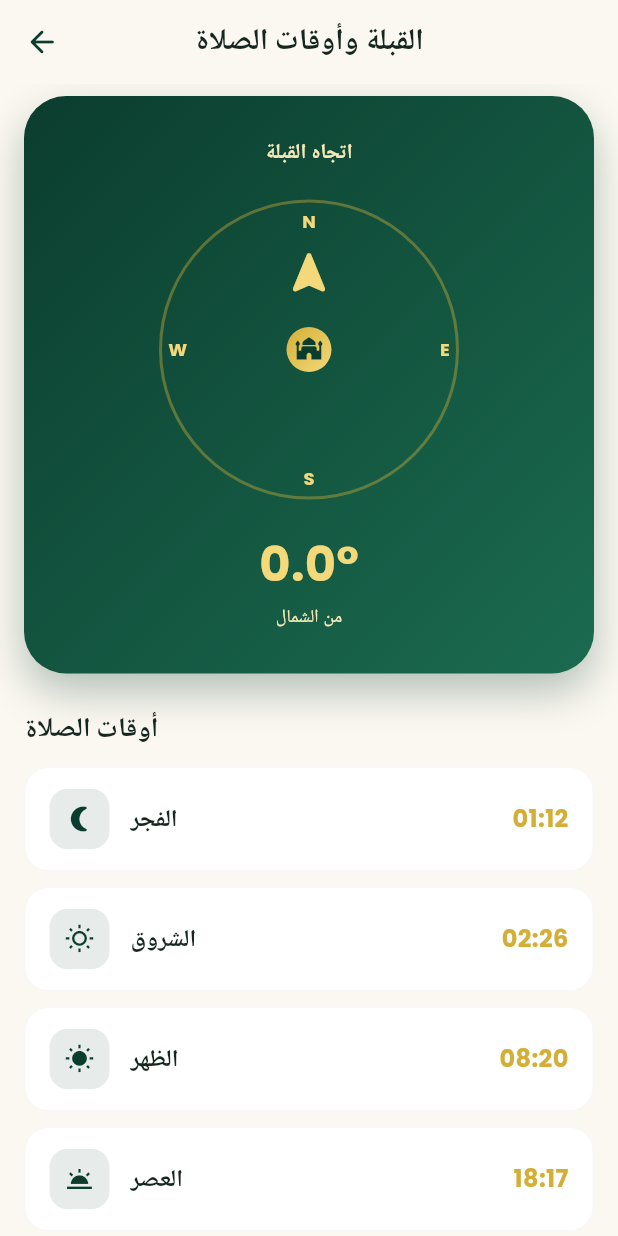
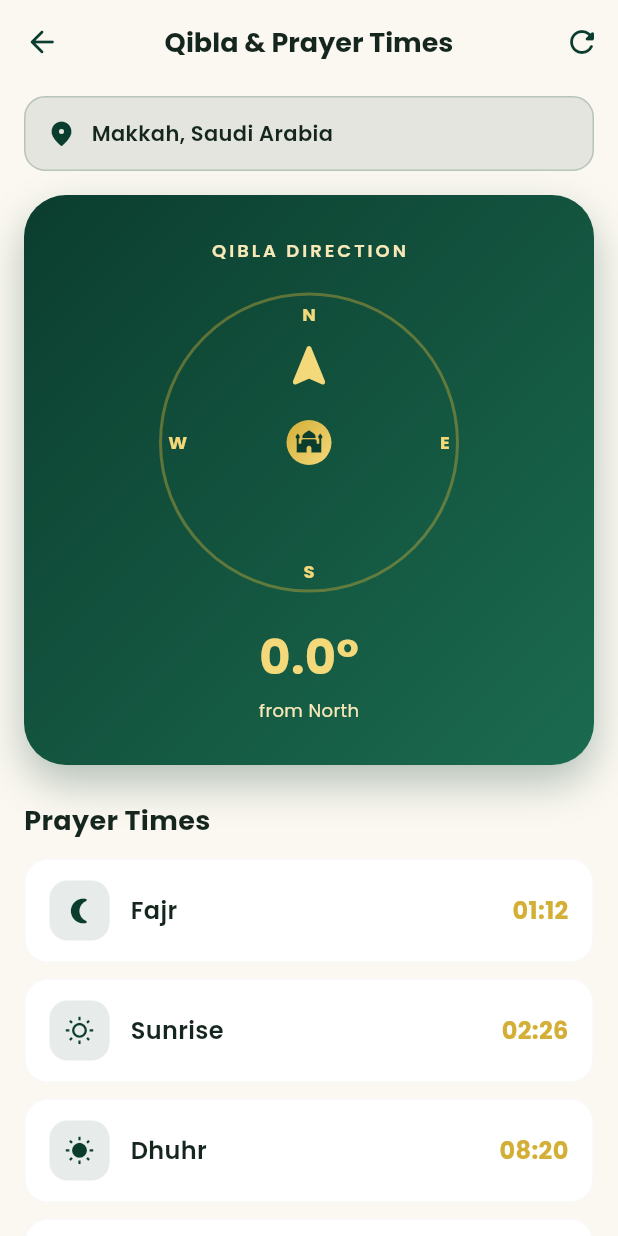
Before and after one commit to hhhhhh48/noor_quran, a Flutter app: the screen it shows after launch, after a tap on "تخطي / Skip", after a tap on "القبلة", on a phone screen of 412 x 824 dp. Run offline on Flutter 3.47's test engine with Material 3 defaults, Android fonts, the phone set to English and light mode, and no system bars; our stand-ins replace just_audio, share_plus, shared_preferences; network calls fail; statements that could not run were skipped.

Commit message:
Feature: Auto-detect location via IP, English Qibla screen

```diff
--- /dev/null
+++ b/lib/core/services/location_service.dart
@@ -0,0 +1,43 @@
+import 'dart:convert';
+import 'dart:io';
+
+class LocationService {
+  static double? _lat;
+  static double? _lng;
+  static String? _country;
+  static String? _city;
+  static bool _detecting = false;
+
+  static double? get lat => _lat;
+  static double? get lng => _lng;
+  static String? get country => _country;
+  static String? get city => _city;
+  static bool get hasLocation => _lat != null && _lng != null;
+  static bool get isDetecting => _detecting;
+
+  static Future<bool> detect() async {
+    if (hasLocation) return true;
+    if (_detecting) return false;
+    _detecting = true;
+    try {
+      final client = HttpClient();
+      client.connectionTimeout = const Duration(seconds: 10);
+      final req = await client
+          .getUrl(Uri.parse('https://ipapi.co/json/'))
+          .timeout(const Duration(seconds: 12));
+      final res = await req.close();
+      final body = await res.transform(utf8.decoder).join();
+      final data = json.decode(body) as Map<String, dynamic>;
+      _lat = (data['latitude'] as num?)?.toDouble();
+      _lng = (data['longitude'] as num?)?.toDouble();
+      _country = data['country_name']?.toString();
+      _city = data['city']?.toString();
+      client.close();
+      _detecting = false;
+      return hasLocation;
+    } catch (_) {
+      _detecting = false;
+      return false;
+    }
+  }
+}
--- a/lib/features/qibla/qibla_screen.dart
+++ b/lib/features/qibla/qibla_screen.dart
@@ -1,4 +1,5 @@
 import 'package:flutter/material.dart';
+import '../../core/services/location_service.dart';
 import '../../core/services/prayer_service.dart';
 import '../../core/theme/app_colors.dart';
 import '../../core/theme/app_gradients.dart';
@@ -11,14 +12,36 @@ class QiblaScreen extends StatefulWidget {
 }
 
 class _QiblaScreenState extends State<QiblaScreen> {
-  static const double _lat = 21.4225;
-  static const double _lng = 39.8262;
+  bool _loading = true;
+  bool _failed = false;
+
+  @override
+  void initState() {
+    super.initState();
+    _detect();
+  }
+
+  Future<void> _detect() async {
+    setState(() {
+      _loading = true;
+      _failed = false;
+    });
+    final ok = await LocationService.detect();
+    if (mounted) {
+      setState(() {
+        _loading = false;
+        _failed = !ok;
+      });
+    }
+  }
 
   @override
   Widget build(BuildContext context) {
     final isDark = Theme.of(context).brightness == Brightness.dark;
-    final qibla = PrayerService.qiblaDirection(_lat, _lng);
-    final times = PrayerService.calculate(lat: _lat, lng: _lng);
+    final lat = LocationService.lat ?? 21.4225;
+    final lng = LocationService.lng ?? 39.8262;
+    final qibla = PrayerService.qiblaDirection(lat, lng);
+    final times = PrayerService.calculate(lat: lat, lng: lng);
 
     return Scaffold(
       backgroundColor: isDark ? AppColors.night : AppColors.cream,
@@ -32,59 +55,72 @@ class _QiblaScreenState extends State<QiblaScreen> {
           onPressed: () => Navigator.pop(context),
         ),
         title: Text(
-          'القبلة وأوقات الصلاة',
-          style: AppText.poppins(
-            fontSize: 20,
-            fontWeight: FontWeight.bold,
-            color: isDark ? AppColors.textLight : AppColors.textPrimary,
-          ),
-        ),
-      ),
-      body: SafeArea(
-        child: ListView(
-          padding: const EdgeInsets.fromLTRB(16, 8, 16, 32),
-          children: [
-            _qiblaCard(isDark, qibla),
-            const SizedBox(height: 24),
-            Text(
-              'أوقات الصلاة',
+          'Qibla & Prayer Times',
           style: AppText.poppins(
             fontSize: 18,
             fontWeight: FontWeight.bold,
             color: isDark ? AppColors.textLight : AppColors.textPrimary,
           ),
         ),
+        actions: [
+          IconButton(
+            icon: Icon(Icons.refresh_rounded,
+                color: isDark ? AppColors.goldSoft : AppColors.emerald),
+            onPressed: _detect,
+          ),
+        ],
+      ),
+      body: _loading
+          ? const Center(
+              child: CircularProgressIndicator(color: AppColors.emerald))
+          : SafeArea(
+              child: ListView(
+                padding: const EdgeInsets.fromLTRB(16, 8, 16, 32),
+                children: [
+                  _locationBar(isDark),
+                  const SizedBox(height: 16),
+                  _qiblaCard(isDark, qibla),
+                  const SizedBox(height: 24),
+                  Text(
+                    'Prayer Times',
+                    style: AppText.poppins(
+                      fontSize: 18,
+                      fontWeight: FontWeight.bold,
+                      color:
+                          isDark ? AppColors.textLight : AppColors.textPrimary,
+                    ),
+                  ),
                   const SizedBox(height: 12),
-            _tile('الفجر', times.fajr, Icons.nightlight_round, isDark),
-            _tile('الشروق', times.sunrise, Icons.wb_sunny_outlined, isDark),
-            _tile('الظهر', times.dhuhr, Icons.wb_sunny, isDark),
-            _tile('العصر', times.asr, Icons.wb_twilight, isDark),
-            _tile('المغرب', times.maghrib, Icons.nights_stay, isDark),
-            _tile('العشاء', times.isha, Icons.bedtime, isDark),
+                  _tile('Fajr', times.fajr, Icons.nightlight_round, isDark),
+                  _tile('Sunrise', times.sunrise, Icons.wb_sunny_outlined, isDark),
+                  _tile('Dhuhr', times.dhuhr, Icons.wb_sunny, isDark),
+                  _tile('Asr', times.asr, Icons.wb_twilight, isDark),
+                  _tile('Maghrib', times.maghrib, Icons.nights_stay, isDark),
+                  _tile('Isha', times.isha, Icons.bedtime, isDark),
                   const SizedBox(height: 20),
+                  if (_failed)
                     Container(
                       padding: const EdgeInsets.all(16),
                       decoration: BoxDecoration(
-                color: isDark ? AppColors.nightCard : AppColors.creamCard,
+                        color: Colors.red.withValues(alpha: 0.1),
                         borderRadius: BorderRadius.circular(16),
-                border:
-                    Border.all(color: AppColors.gold.withValues(alpha: 0.2)),
+                        border: Border.all(
+                            color: Colors.red.withValues(alpha: 0.3)),
                       ),
                       child: Row(
                         children: [
-                  Icon(Icons.info_outline_rounded,
-                      size: 18,
-                      color: isDark ? AppColors.goldSoft : AppColors.emerald),
+                          const Icon(Icons.wifi_off_rounded,
+                              color: Colors.red, size: 20),
                           const SizedBox(width: 10),
                           Expanded(
                             child: Text(
-                      'الموقع الحالي: مكة المكرمة (افتراضي).',
+                              'Could not detect your location. Using Makkah as default. Turn on internet and tap refresh.',
                               style: AppText.poppins(
                                 fontSize: 12,
-                        height: 1.6,
+                                height: 1.5,
                                 color: isDark
-                            ? AppColors.textMuted
-                            : AppColors.textSecondary,
+                                    ? AppColors.textLight
+                                    : AppColors.textPrimary,
                               ),
                             ),
                           ),
@@ -93,6 +129,36 @@ class _QiblaScreenState extends State<QiblaScreen> {
                     ),
                 ],
               ),
+            ),
+    );
+  }
+
+  Widget _locationBar(bool isDark) {
+    final city = LocationService.city ?? 'Makkah';
+    final country = LocationService.country ?? 'Saudi Arabia';
+    return Container(
+      padding: const EdgeInsets.all(14),
+      decoration: BoxDecoration(
+        color: AppColors.emerald.withValues(alpha: 0.1),
+        borderRadius: BorderRadius.circular(14),
+        border: Border.all(color: AppColors.emerald.withValues(alpha: 0.2)),
+      ),
+      child: Row(
+        children: [
+          const Icon(Icons.location_on_rounded,
+              color: AppColors.emerald, size: 20),
+          const SizedBox(width: 10),
+          Expanded(
+            child: Text(
+              '$city, $country',
+              style: AppText.poppins(
+                fontSize: 14,
+                fontWeight: FontWeight.w600,
+                color: isDark ? AppColors.textLight : AppColors.textPrimary,
+              ),
+            ),
+          ),
+        ],
       ),
     );
   }
@@ -114,12 +180,12 @@ class _QiblaScreenState extends State<QiblaScreen> {
       child: Column(
         children: [
           Text(
-            'اتجاه القبلة',
+            'QIBLA DIRECTION',
             style: AppText.poppins(
-              fontSize: 14,
+              fontSize: 12,
               fontWeight: FontWeight.w600,
               color: AppColors.goldSoft,
-              letterSpacing: 0.5,
+              letterSpacing: 2,
             ),
           ),
           const SizedBox(height: 20),
@@ -205,7 +271,7 @@ class _QiblaScreenState extends State<QiblaScreen> {
           ),
           const SizedBox(height: 4),
           Text(
-            'من الشمال',
+            'from North',
             style: AppText.poppins(fontSize: 12, color: AppColors.goldSoft),
           ),
         ],
@@ -213,8 +279,7 @@ class _QiblaScreenState extends State<QiblaScreen> {
     );
   }
 
-  Widget _tile(
-      String name, DateTime time, IconData icon, bool isDark) {
+  Widget _tile(String name, DateTime time, IconData icon, bool isDark) {
     final hh = time.hour.toString().padLeft(2, '0');
     final mm = time.minute.toString().padLeft(2, '0');
     return Container(
```
Lines whose indentation alone changed are shown as unchanged.
